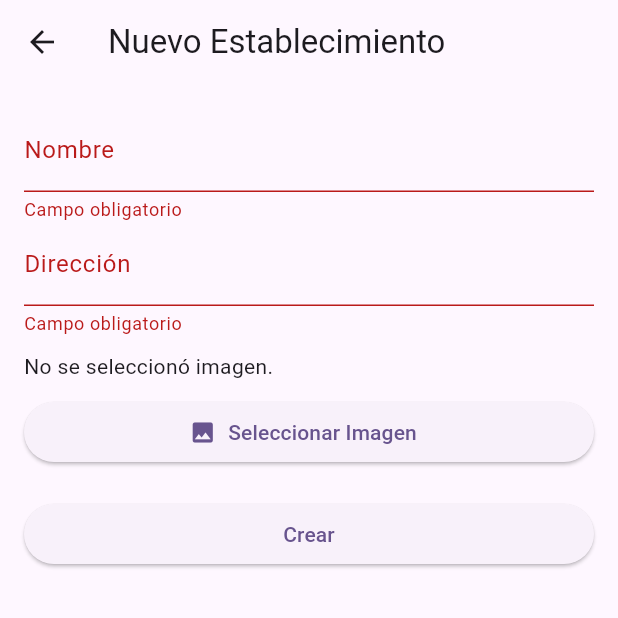
After one commit to TruSanGamer/Talleres-flutter, a Flutter app: the EstablishmentFormView screen opened directly, after a tap on "Crear", on a phone screen of 412 x 824 dp, the top half of it. The commit adds this screen. Run offline on Flutter 3.47's test engine with Material 3 defaults, Android fonts, the phone set to English and light mode, and no system bars; our stand-ins replace image_picker, shared_preferences; accounts and stored records are empty.

Commit message:
Commit completo
Se agrega el apartado de login, se agrega el crud de usuarios y se agrega el crud de establecimientos

```diff
--- /dev/null
+++ b/lib/establishment_form_view.dart
@@ -0,0 +1,111 @@
+import 'dart:convert';
+import 'dart:io';
+import 'package:flutter/material.dart';
+import 'package:http/http.dart' as http;
+import 'package:image_picker/image_picker.dart';
+import 'auth_service.dart';
+
+class EstablishmentFormView extends StatefulWidget {
+  final Map<String, dynamic>? est;
+  const EstablishmentFormView({super.key, this.est});
+
+  @override
+  State<EstablishmentFormView> createState() => _EstablishmentFormViewState();
+}
+
+class _EstablishmentFormViewState extends State<EstablishmentFormView> {
+  final _formKey = GlobalKey<FormState>();
+  final _nameController = TextEditingController();
+  final _addressController = TextEditingController();
+  File? _image;
+  bool isEdit = false;
+
+  @override
+  void initState() {
+    super.initState();
+    if (widget.est != null) {
+      isEdit = true;
+      _nameController.text = widget.est!['nombre'];
+      _addressController.text = widget.est!['direccion'];
+    }
+  }
+
+  Future<void> _pickImage() async {
+    final picker = ImagePicker();
+    final picked = await picker.pickImage(source: ImageSource.gallery);
+    if (picked != null) {
+      setState(() {
+        _image = File(picked.path);
+      });
+    }
+  }
+
+  Future<void> _submit() async {
+    if (!_formKey.currentState!.validate()) return;
+
+    final token = await AuthService.getToken();
+    final uri = isEdit
+        ? Uri.parse('http://192.168.0.14:8000/api/establecimientos/${widget.est!['id']}')
+        : Uri.parse('http://192.168.0.14:8000/api/establecimientos');
+
+    final request = http.MultipartRequest('POST', uri);
+    request.headers['Authorization'] = 'Bearer $token';
+    request.fields['nombre'] = _nameController.text;
+    request.fields['direccion'] = _addressController.text;
+
+    if (_image != null) {
+      request.files.add(await http.MultipartFile.fromPath('imagen', _image!.path));
+    }
+
+    final response = await request.send();
+    if (response.statusCode == 200 || response.statusCode == 201) {
+      Navigator.pop(context, true);
+    } else {
+      ScaffoldMessenger.of(context).showSnackBar(
+        const SnackBar(content: Text('Error al guardar establecimiento')),
+      );
+    }
+  }
+
+  @override
+  Widget build(BuildContext context) {
+    return Scaffold(
+      appBar: AppBar(title: Text(isEdit ? 'Editar Establecimiento' : 'Nuevo Establecimiento')),
+      body: Padding(
+        padding: const EdgeInsets.all(16),
+        child: Form(
+          key: _formKey,
+          child: ListView(
+            children: [
+              TextFormField(
+                controller: _nameController,
+                decoration: const InputDecoration(labelText: 'Nombre'),
+                validator: (value) => value!.isEmpty ? 'Campo obligatorio' : null,
+              ),
+              TextFormField(
+                controller: _addressController,
+                decoration: const InputDecoration(labelText: 'Dirección'),
+                validator: (value) => value!.isEmpty ? 'Campo obligatorio' : null,
+              ),
+              const SizedBox(height: 10),
+              _image == null
+                  ? const Text('No se seleccionó imagen.')
+                  : Image.file(_image!, height: 150),
+              const SizedBox(height: 10),
+              ElevatedButton.icon(
+                icon: const Icon(Icons.image),
+                label: const Text("Seleccionar Imagen"),
+                onPressed: _pickImage,
+              ),
+              const SizedBox(height: 20),
+              ElevatedButton(
+                onPressed: _submit,
+                child: Text(isEdit ? 'Actualizar' : 'Crear'),
+              ),
+            ],
+          ),
+        ),
+      ),
+    );
+  }
+}
--- a/pubspec.yaml
+++ b/pubspec.yaml
@@ -31,6 +31,8 @@ dependencies:
   flutter:
     sdk: flutter
   http: ^0.13.6
+  shared_preferences: ^2.2.2
+  image_picker: ^1.0.4
 
 
   # The following adds the Cupertino Icons font to your application.
```
Also changed, not shown: lib/auth_service.dart (added, +59 -0 lines), lib/establishment_list_view.dart (added, +103 -0 lines), lib/login_view.dart (added, +75 -0 lines), lib/main.dart (+14 -1 lines), lib/my_home_page.dart (+45 -0 lines), lib/user_form_view.dart (added, +105 -0 lines), lib/user_list_view.dart (added, +106 -0 lines), pubspec.lock, 5 other files.
